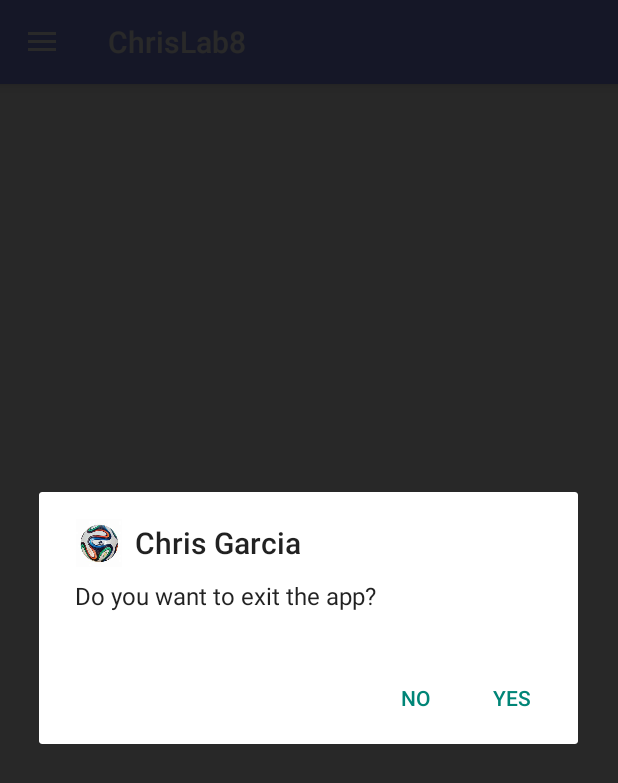
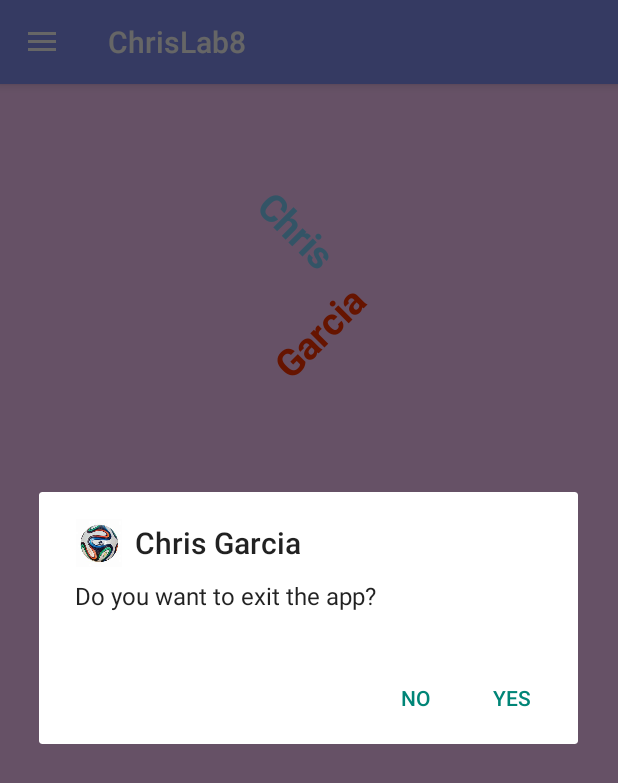
Before and after one commit to ChristopherGarcia1506/ChrisGarciaLab8, an Android app: the screen it shows after launch (GarciaActivity8), in the side drawer, after a tap on "About Us", on a phone screen of 412 x 824 dp. Shown: the top 783 px of the screen. Run offline under Robolectric (Android 15) with nearby library versions, the phone set to English and light mode, and no system bars.

Commit message:
16) sent data saved in shared preferences to the about fragment

```diff
--- a/ChrisModule8/src/main/java/chris/garcia/n01371506/cg/AboutFragment.java
+++ b/ChrisModule8/src/main/java/chris/garcia/n01371506/cg/AboutFragment.java
@@ -1,6 +1,8 @@
 //Chris Garcia n01371506
 package chris.garcia.n01371506.cg;
 
+import android.content.Context;
+import android.content.SharedPreferences;
 import android.os.Bundle;
 
 import androidx.fragment.app.Fragment;
@@ -8,16 +10,13 @@ import androidx.fragment.app.Fragment;
 import android.view.LayoutInflater;
 import android.view.View;
 import android.view.ViewGroup;
+import android.widget.TextView;
+import android.widget.Toast;
 
-/**
- * A simple {@link Fragment} subclass.
- * Use the {@link AboutFragment#newInstance} factory method to
- * create an instance of this fragment.
- */
+import com.google.android.material.snackbar.Snackbar;
+
 public class AboutFragment extends Fragment {
 
-    // TODO: Rename parameter arguments, choose names that match
-    // the fragment initialization parameters, e.g. ARG_ITEM_NUMBER
     private static final String ARG_PARAM1 = "param1";
     private static final String ARG_PARAM2 = "param2";
 
@@ -29,15 +28,6 @@ public class AboutFragment extends Fragment {
         // Required empty public constructor
     }
 
-    /**
-     * Use this factory method to create a new instance of
-     * this fragment using the provided parameters.
-     *
-     * @param param1 Parameter 1.
-     * @param param2 Parameter 2.
-     * @return A new instance of fragment AboutFragment.
-     */
-    // TODO: Rename and change types and number of parameters
     public static AboutFragment newInstance(String param1, String param2) {
         AboutFragment fragment = new AboutFragment();
         Bundle args = new Bundle();
@@ -60,6 +50,22 @@ public class AboutFragment extends Fragment {
     public View onCreateView(LayoutInflater inflater, ViewGroup container,
                              Bundle savedInstanceState) {
         // Inflate the layout for this fragment
-        return inflater.inflate(R.layout.fragment_about, container, false);
+        View view = inflater.inflate(R.layout.fragment_about, container, false);
+
+        TextView textView = view.findViewById(R.id.ChrDatatextView);
+        String data = textView.getText().toString().trim();
+
+        //Retrieving Data
+        SharedPreferences sharedPreferences = requireContext().getSharedPreferences("SavedData",Context.MODE_PRIVATE);
+        String email = sharedPreferences.getString("email", ""); // Retrieving email
+        int Id = sharedPreferences.getInt("id", 0); // Retrieving email
+        boolean checkbox = sharedPreferences.getBoolean("checkbox", false); // Retrieving email
+
+        //assigning data to textview
+        data = "email: "+email+ "\n Id: "+ Id + "\n checkbox:" + checkbox;
+        textView.setText(data);
+        return view;
     }
+
+
 }
--- a/ChrisModule8/src/main/java/chris/garcia/n01371506/cg/GarciaActivity8.java
+++ b/ChrisModule8/src/main/java/chris/garcia/n01371506/cg/GarciaActivity8.java
@@ -2,6 +2,7 @@
 package chris.garcia.n01371506.cg;
 
 import android.app.AlertDialog;
+
 import android.content.Intent;
 import android.net.Uri;
 import android.os.Bundle;
@@ -26,6 +27,7 @@ import java.util.TimeZone;
 public class GarciaActivity8 extends AppCompatActivity implements NavigationView.OnNavigationItemSelectedListener{
 
     private DrawerLayout drawerLayout;
+    private int counter = 0;//counter for toast
 
     @Override
     protected void onCreate(Bundle savedInstanceState) {
@@ -79,7 +81,7 @@ public class GarciaActivity8 extends AppCompatActivity implements NavigationView
             alertShareScreen();
         } else if (id == R.id.nav_about) {
             getSupportFragmentManager().beginTransaction().replace(R.id.Chrfragment_container, new AboutFragment()).commit();
-            alertPopUp();
+            DisplayToast();
         } else if (id == R.id.nav_logout) {
             Toast.makeText(this, R.string.logout, Toast.LENGTH_SHORT).show();
             alertPopUp();
@@ -122,4 +124,12 @@ public class GarciaActivity8 extends AppCompatActivity implements NavigationView
                 .setCancelable(false)
                 .show();
     }
+
+
+    //---Toast for About Fragment ---
+    private void DisplayToast(){
+        counter++;
+        String msg = "Counter: " + counter + " Chris Garcia";
+        Toast.makeText(this, msg, Toast.LENGTH_SHORT).show();
+    }
 }
--- a/ChrisModule8/src/main/java/chris/garcia/n01371506/cg/SettingsFragment.java
+++ b/ChrisModule8/src/main/java/chris/garcia/n01371506/cg/SettingsFragment.java
@@ -90,9 +90,6 @@ public class SettingsFragment extends Fragment {
             }
         });
 
-
-
-
         return view;
     }
 
--- a/ChrisModule8/src/main/java/chris/garcia/n01371506/cg/ShareFragment.java
+++ b/ChrisModule8/src/main/java/chris/garcia/n01371506/cg/ShareFragment.java
@@ -106,22 +106,22 @@ public class ShareFragment extends Fragment {
         SharedPreferences sharedPreferences = context.getSharedPreferences("SavedData", Context.MODE_PRIVATE);
         SharedPreferences.Editor editor = sharedPreferences.edit();
         editor.putString(key, value); // Save a string
-        editor.apply(); // Asynchronously save the data
+        editor.apply();
     }
 
     public void saveDataForBoolean(Context context, String key, boolean value) {
         SharedPreferences sharedPreferences = context.getSharedPreferences("SavedData", Context.MODE_PRIVATE);
         SharedPreferences.Editor editor = sharedPreferences.edit();
-        editor.putBoolean(key, value); // Save a string
-        editor.apply(); // Asynchronously save the data
+        editor.putBoolean(key, value); // Save a boolean
+        editor.apply();
 
     }
 
     public void saveDataForInt(Context context, String key, int value) {
         SharedPreferences sharedPreferences = context.getSharedPreferences("SavedData", Context.MODE_PRIVATE);
         SharedPreferences.Editor editor = sharedPreferences.edit();
-        editor.putInt(key, value); // Save a string
-        editor.apply(); // Asynchronously save the data
+        editor.putInt(key, value); // Save an int
+        editor.apply();
 
     }
 
--- a/ChrisModule8/src/main/res/layout/fragment_about.xml
+++ b/ChrisModule8/src/main/res/layout/fragment_about.xml
@@ -1,9 +1,11 @@
 <?xml version="1.0" encoding="utf-8"?>
-<RelativeLayout
+<androidx.constraintlayout.widget.ConstraintLayout
     xmlns:android="http://schemas.android.com/apk/res/android"
+    xmlns:app="http://schemas.android.com/apk/res-auto"
     xmlns:tools="http://schemas.android.com/tools"
     android:layout_width="match_parent"
     android:layout_height="match_parent"
+    android:background="@color/lightPink"
     tools:context=".AboutFragment">
 
     <!-- TODO: Update blank fragment layout -->
@@ -11,9 +13,41 @@
         android:id="@+id/ChrText7"
         android:layout_width="wrap_content"
         android:layout_height="wrap_content"
-        android:text="@string/about_us_fragment"
-        android:textSize="30sp"
         android:layout_centerInParent="true"
-        android:textColor="@color/lavender"/>
+        android:layout_marginStart="168dp"
+        android:layout_marginTop="80dp"
+        android:rotation="45"
+        android:text="@string/chris"
+        android:textStyle="bold"
+        android:textColor="@color/lightBlue"
+        android:textSize="25sp"
+        app:layout_constraintStart_toStartOf="parent"
+        app:layout_constraintTop_toTopOf="parent" />
 
-</RelativeLayout>
+    <TextView
+        android:id="@+id/ChrText8"
+        android:layout_width="wrap_content"
+        android:layout_height="wrap_content"
+        android:layout_centerInParent="true"
+        android:layout_marginStart="176dp"
+        android:layout_marginTop="148dp"
+        android:rotation="-45"
+        android:text="@string/garcia"
+        android:textColor="@color/red"
+        android:textSize="25sp"
+        android:textStyle="bold"
+        app:layout_constraintStart_toStartOf="parent"
+        app:layout_constraintTop_toTopOf="parent" />
+
+    <TextView
+        android:id="@+id/ChrDatatextView"
+        android:layout_width="wrap_content"
+        android:layout_height="wrap_content"
+        android:layout_marginStart="52dp"
+        android:layout_marginTop="268dp"
+        android:text="@string/no_data"
+        android:textSize="25sp"
+        app:layout_constraintStart_toStartOf="parent"
+        app:layout_constraintTop_toTopOf="parent" />
+
+</androidx.constraintlayout.widget.ConstraintLayout>
--- a/ChrisModule8/src/main/res/values/colors.xml
+++ b/ChrisModule8/src/main/res/values/colors.xml
@@ -12,6 +12,7 @@
     <color name="red">#ff3300</color>
     <color name="lightBlue">#80d4ff</color>
     <color name="lightYellow">#ffd9b3</color>
+    <color name="lightPink">#ffccff</color>
 
 
 
--- a/ChrisModule8/src/main/res/values/strings.xml
+++ b/ChrisModule8/src/main/res/values/strings.xml
@@ -28,4 +28,7 @@
     <string name="enter_student_id">Enter Student Id</string>
     <string name="current_gmt_time">"Current GMT Time: "</string>
     <string name="ok">OK</string>
+    <string name="chris">Chris</string>
+    <string name="garcia">Garcia</string>
+    <string name="no_data">No Data</string>
 </resources>
```
